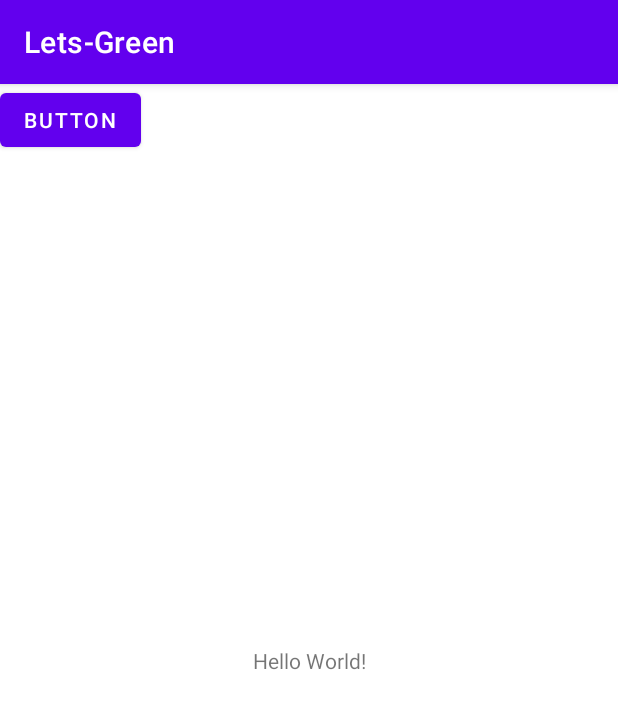
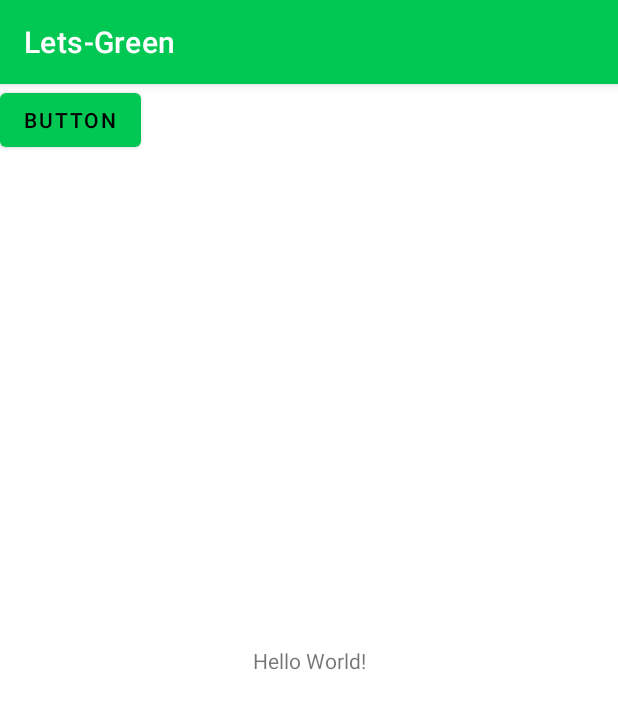
Before and after one commit to Federico-Andreoli/Lets-Green, an Android app: the screen it shows after launch (MainActivity), on a phone screen of 412 x 824 dp. Shown: the top 709 px of the screen. Run offline under Robolectric (Android 15) with nearby library versions, the phone set to English and light mode, and no system bars.

Commit message:
aggiornati colori principali e secondari app

```diff
--- a/app/src/main/res/values-night/themes.xml
+++ b/app/src/main/res/values-night/themes.xml
@@ -2,12 +2,12 @@
     <!-- Base application theme. -->
     <style name="Theme.LetsGreen" parent="Theme.MaterialComponents.DayNight.DarkActionBar">
         <!-- Primary brand color. -->
-        <item name="colorPrimary">@color/purple_200</item>
-        <item name="colorPrimaryVariant">@color/purple_700</item>
+        <item name="colorPrimary">@color/green</item>
+        <item name="colorPrimaryVariant">@color/dark_green</item>
         <item name="colorOnPrimary">@color/black</item>
         <!-- Secondary brand color. -->
-        <item name="colorSecondary">@color/teal_200</item>
-        <item name="colorSecondaryVariant">@color/teal_200</item>
+        <item name="colorSecondary">@color/green</item>
+        <item name="colorSecondaryVariant">@color/dark_green</item>
         <item name="colorOnSecondary">@color/black</item>
         <!-- Status bar color. -->
         <item name="android:statusBarColor" tools:targetApi="l">?attr/colorPrimaryVariant</item>
--- a/app/src/main/res/values/colors.xml
+++ b/app/src/main/res/values/colors.xml
@@ -1,10 +1,8 @@
 <?xml version="1.0" encoding="utf-8"?>
 <resources>
-    <color name="purple_200">#FFBB86FC</color>
-    <color name="purple_500">#FF6200EE</color>
-    <color name="purple_700">#FF3700B3</color>
-    <color name="teal_200">#FF03DAC5</color>
-    <color name="teal_700">#FF018786</color>
     <color name="black">#FF000000</color>
     <color name="white">#FFFFFFFF</color>
+    <color name="green">#00c853</color>
+    <color name="light_green">#5efc82</color>
+    <color name="dark_green">#009624</color>
 </resources>
--- a/app/src/main/res/values/themes.xml
+++ b/app/src/main/res/values/themes.xml
@@ -2,12 +2,12 @@
     <!-- Base application theme. -->
     <style name="Theme.LetsGreen" parent="Theme.MaterialComponents.DayNight.DarkActionBar">
         <!-- Primary brand color. -->
-        <item name="colorPrimary">@color/purple_500</item>
-        <item name="colorPrimaryVariant">@color/purple_700</item>
-        <item name="colorOnPrimary">@color/white</item>
+        <item name="colorPrimary">@color/green</item>
+        <item name="colorPrimaryVariant">@color/dark_green</item>
+        <item name="colorOnPrimary">@color/black</item>
         <!-- Secondary brand color. -->
-        <item name="colorSecondary">@color/teal_200</item>
-        <item name="colorSecondaryVariant">@color/teal_700</item>
+        <item name="colorSecondary">@color/green</item>
+        <item name="colorSecondaryVariant">@color/dark_green</item>
         <item name="colorOnSecondary">@color/black</item>
         <!-- Status bar color. -->
         <item name="android:statusBarColor" tools:targetApi="l">?attr/colorPrimaryVariant</item>
```
